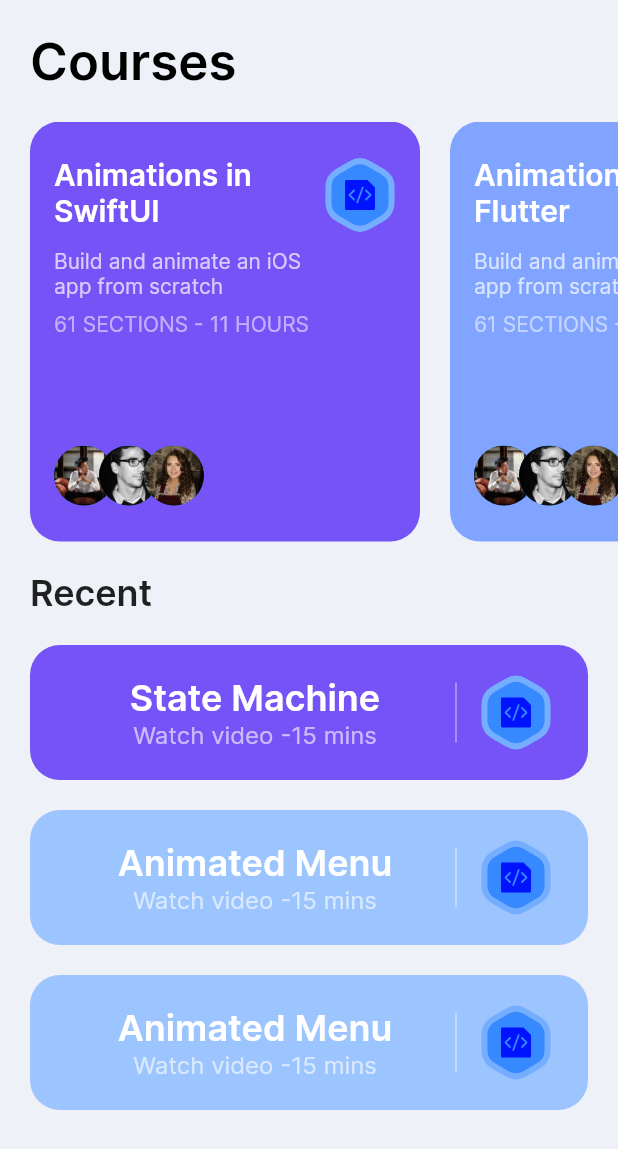
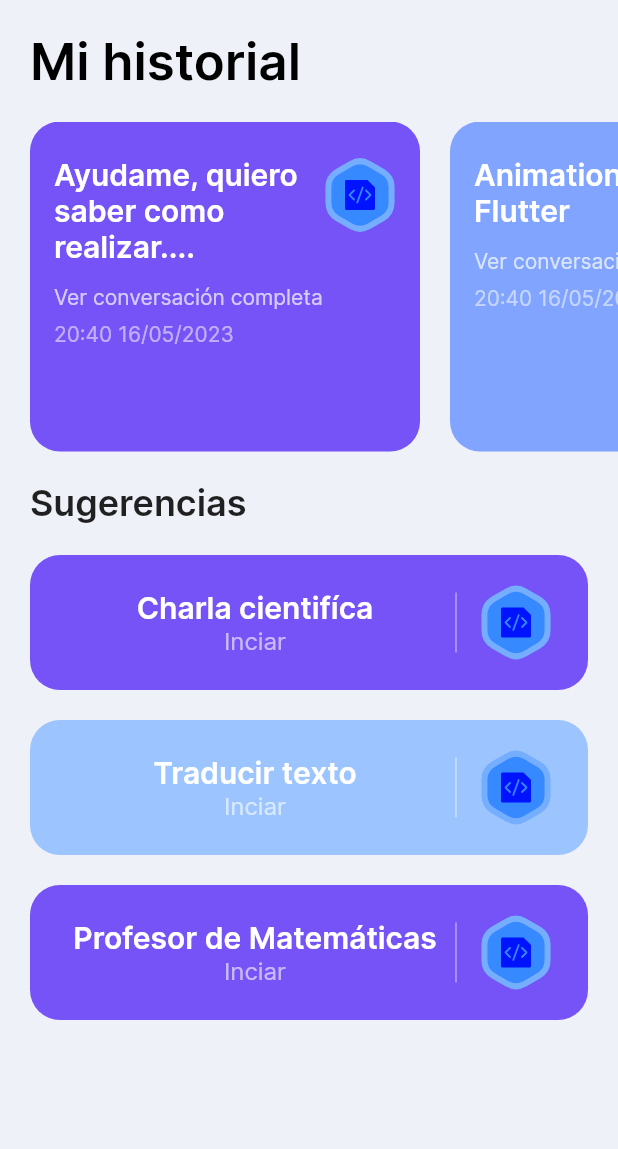
Before and after one commit to stevenmsd/animated_elements_flutter, a Flutter app: the HomeScreen screen opened directly, on a phone screen of 412 x 824 dp. Shown: the top 1149 px of the screen. Run offline on Flutter 3.47's test engine with Material 2 defaults, Android fonts, the phone set to English and light mode, and no system bars; our stand-ins replace flutter_svg, rive.

```diff
--- a/lib/models/course.dart
+++ b/lib/models/course.dart
@@ -6,13 +6,13 @@ class Course {
 
   Course(
       {required this.title,
-      this.description = "Build and animate an iOS app from scratch",
+      this.description = "Ver conversación completa",
       this.iconSrc = "assets/icons/code.svg",
       this.bgColor = const Color(0xFF7553f6)});
 }
 
 List<Course> courses = [
-  Course(title: "Animations in SwiftUI"),
+  Course(title: "Ayudame, quiero saber como realizar...."),
   Course(
     title: "Animations in Flutter",
     iconSrc: "assets/icons/code.svg",
@@ -21,15 +21,14 @@ List<Course> courses = [
 ];
 
 List<Course> resentCourses = [
-  Course(title: "State Machine"),
+  Course(title: "Charla cientifíca"),
   Course(
-    title: "Animated Menu",
+    title: "Traducir texto",
     bgColor: const Color(0xFF9CC5FF),
     iconSrc: "assets/icons/code.svg",
   ),
   Course(
-    title: "Animated Menu",
-    bgColor: const Color(0xFF9CC5FF),
+    title: "Profesor de Matemáticas",
     iconSrc: "assets/icons/code.svg",
   ),
 ];
--- a/lib/screens/home/components/course_card.dart
+++ b/lib/screens/home/components/course_card.dart
@@ -15,7 +15,7 @@ class CourseCard extends StatelessWidget {
   Widget build(BuildContext context) {
     return Container(
       padding: const EdgeInsets.symmetric(horizontal: 16, vertical: 24),
-      height: 280,
+      height: 220,
       width: 260,
       decoration: BoxDecoration(
           color: course.bgColor,
@@ -40,10 +40,12 @@ class CourseCard extends StatelessWidget {
                 ),
               ),
               const Text(
-                "61 SECTIONS - 11 HOURS",
+                "20:40 16/05/2023",
                 style: TextStyle(color: Colors.white54),
               ),
-              const Spacer(),
+
+              /*
+               const Spacer(),
               Row(
                 children: List.generate(
                     3,
@@ -55,7 +57,7 @@ class CourseCard extends StatelessWidget {
                                 "assets/avaters/Avatar ${index + 1}.jpg"),
                           ),
                         )),
-              )
+              ) */
             ],
           ),
         ),
--- a/lib/screens/home/home_screen.dart
+++ b/lib/screens/home/home_screen.dart
@@ -17,7 +17,7 @@ class HomeScreen extends StatelessWidget {
               Column(crossAxisAlignment: CrossAxisAlignment.start, children: [
             Padding(
               padding: const EdgeInsets.all(20),
-              child: Text("Courses",
+              child: Text("Mi historial",
                   style: Theme.of(context).textTheme.headlineMedium!.copyWith(
                       color: Colors.black, fontWeight: FontWeight.w600)),
             ),
@@ -37,18 +37,22 @@ class HomeScreen extends StatelessWidget {
             Padding(
               padding: const EdgeInsets.all(20),
               child: Text(
-                "Recent",
+                "Sugerencias",
                 style: Theme.of(context)
                     .textTheme
                     .headlineSmall!
                     .copyWith(fontWeight: FontWeight.w600),
               ),
             ),
-            ...resentCourses.map((course) => Padding(
-                  padding:
-                      const EdgeInsets.only(left: 20, right: 20, bottom: 20),
-                  child: SecondaryCourseCard(course: course),
-                ))
+            ...resentCourses.map(
+              (course) => Padding(
+                padding: const EdgeInsets.only(left: 20, right: 20, bottom: 20),
+                child: SecondaryCourseCard(course: course),
+              ),
+            ),
+            const SizedBox(
+              height: 80,
+            )
           ]),
         ),
       ),
@@ -78,11 +82,16 @@ class SecondaryCourseCard extends StatelessWidget {
                 Text(
                   course.title,
                   style: Theme.of(context).textTheme.headlineSmall!.copyWith(
-                      color: Colors.white, fontWeight: FontWeight.w600),
+                      fontSize: 20,
+                      color: Colors.white,
+                      fontWeight: FontWeight.w600),
                 ),
                 const Text(
-                  "Watch video -15 mins",
-                  style: TextStyle(color: Colors.white60, fontSize: 16),
+                  "Inciar",
+                  style: TextStyle(
+                    color: Colors.white60,
+                    fontSize: 16,
+                  ),
                 )
               ],
             ),
--- a/lib/screens/onboding/onboding_screen.dart
+++ b/lib/screens/onboding/onboding_screen.dart
@@ -63,7 +63,7 @@ class _OnboardingScreenState extends State<OnboardingScreen> {
                   child: Column(
                     children: const [
                       Text(
-                        "Nuevo chat",
+                        "Smart Talk",
                         style: TextStyle(
                             fontSize: 60, fontFamily: "Poppins", height: 1.2),
                       ),
```
Also changed, not shown: lib/screens/components/custom_sign_in_dialog.dart (+38 -31 lines), lib/screens/components/sign_in_form.dart (+53 -8 lines), assets/icons/email.png (added), assets/icons/email.svg, assets/icons/google_box.png (added), assets/icons/google_box.svg, assets/icons/password.png (added), assets/icons/password.svg.
